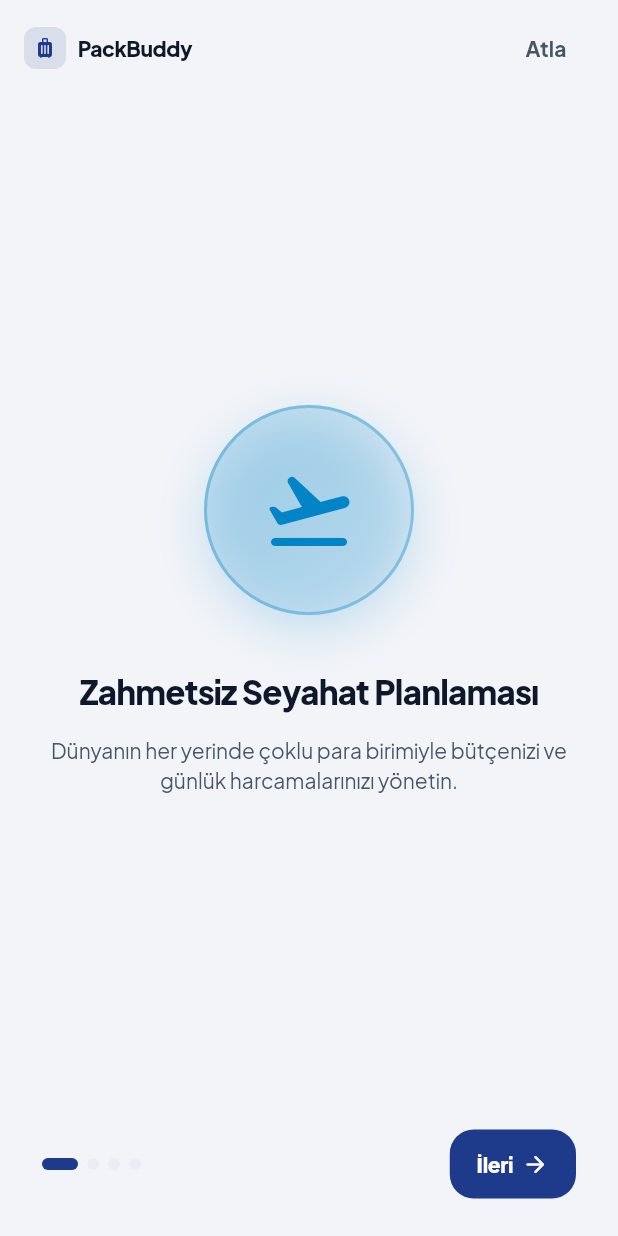
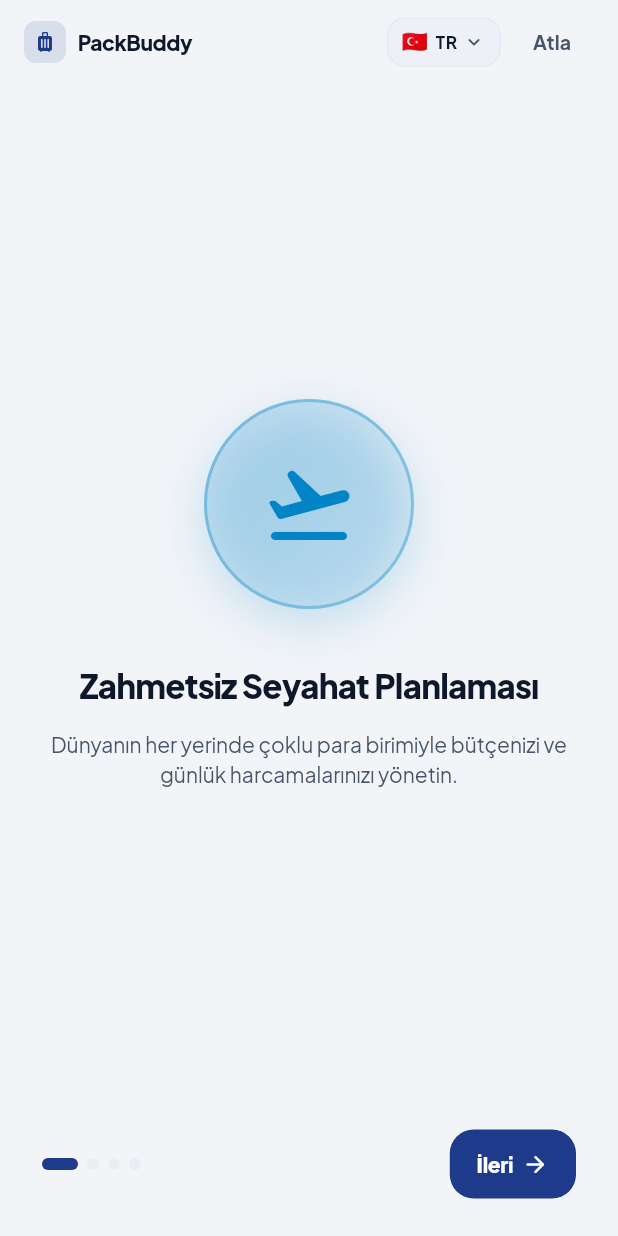
Before and after one commit to SleepyHeadAI/packbuddy, a Flutter app: the screen it shows after launch, on a phone screen of 412 x 824 dp. Run offline on Flutter 3.47's test engine with Material 3 defaults, Android fonts, the phone set to English and light mode, and no system bars; our stand-ins replace cloud_firestore, connectivity_plus, file_picker, firebase_auth, firebase_core, flutter_local_notifications and 12 more; missing offline and left inert: countries_world_map, encrypt, home_widget, pdfx, posthog_flutter; accounts and stored records are empty; network calls fail.

Commit message:
feat: add core infrastructure including sync engine, language selector sheet, and admin services

```diff
--- a/lib/features/onboarding/presentation/screens/onboarding_screen.dart
+++ b/lib/features/onboarding/presentation/screens/onboarding_screen.dart
@@ -1,4 +1,8 @@
 import 'package:flutter/material.dart';
+import 'package:flutter_riverpod/flutter_riverpod.dart';
+import 'package:packbuddy/core/l10n/l10n.dart';
+import 'package:packbuddy/core/l10n/locale_provider.dart';
+import 'package:packbuddy/core/l10n/language_selector_sheet.dart';
 import 'package:packbuddy/core/services/preferences_service.dart';
 import 'package:packbuddy/l10n/app_localizations.dart';
 
@@ -21,7 +25,7 @@ class OnboardingPageData {
 }
 
 /// Interactive First-Time Walkthrough & App Tour (Feature F-13)
-class OnboardingScreen extends StatefulWidget {
+class OnboardingScreen extends ConsumerStatefulWidget {
   final bool isReplay;
   final VoidCallback? onCompleted;
 
@@ -32,10 +36,10 @@ class OnboardingScreen extends StatefulWidget {
   });
 
   @override
-  State<OnboardingScreen> createState() => _OnboardingScreenState();
+  ConsumerState<OnboardingScreen> createState() => _OnboardingScreenState();
 }
 
-class _OnboardingScreenState extends State<OnboardingScreen> {
+class _OnboardingScreenState extends ConsumerState<OnboardingScreen> {
   final PageController _pageController = PageController();
   int _currentPage = 0;
 
@@ -139,7 +143,9 @@ class _OnboardingScreenState extends State<OnboardingScreen> {
   @override
   Widget build(BuildContext context) {
     final theme = Theme.of(context);
+    final isDark = theme.brightness == Brightness.dark;
     final l10n = AppLocalizations.of(context);
+    final activeLocale = ref.watch(localeProvider);
 
     final isLastPage = _currentPage == _pages.length - 1;
 
@@ -148,7 +154,7 @@ class _OnboardingScreenState extends State<OnboardingScreen> {
       body: SafeArea(
         child: Column(
           children: [
-            // Top Bar with Skip Button
+            // Top Bar with App Branding, Language Selector Pill and Skip Button
             Padding(
               padding: const EdgeInsets.symmetric(horizontal: 16, vertical: 8),
               child: Row(
@@ -182,15 +188,71 @@ class _OnboardingScreenState extends State<OnboardingScreen> {
                       ),
                     ],
                   ),
+
+                  // Top Right Action Cluster: Language Switcher Pill + Skip Button
+                  Row(
+                    mainAxisSize: MainAxisSize.min,
+                    children: [
+                      // Language Selector Pill
+                      InkWell(
+                        borderRadius: BorderRadius.circular(12),
+                        onTap: () => showLanguageSelectorSheet(context, ref, activeLocale),
+                        child: Container(
+                          padding: const EdgeInsets.symmetric(horizontal: 9, vertical: 5),
+                          decoration: BoxDecoration(
+                            color: isDark
+                                ? theme.colorScheme.surfaceContainerHighest
+                                : theme.colorScheme.surfaceContainerHighest.withValues(alpha: 0.6),
+                            borderRadius: BorderRadius.circular(12),
+                            border: Border.all(
+                              color: theme.colorScheme.outline.withValues(alpha: 0.5),
+                              width: 1,
+                            ),
+                          ),
+                          child: Row(
+                            mainAxisSize: MainAxisSize.min,
+                            children: [
+                              Text(
+                                L10n.getLanguageFlag(activeLocale.languageCode),
+                                style: const TextStyle(fontSize: 14),
+                              ),
+                              const SizedBox(width: 5),
+                              Text(
+                                activeLocale.languageCode.toUpperCase(),
+                                style: TextStyle(
+                                  fontSize: 11.5,
+                                  fontWeight: FontWeight.w700,
+                                  letterSpacing: 0.4,
+                                  color: theme.colorScheme.onSurface,
+                                ),
+                              ),
+                              const SizedBox(width: 3),
+                              Icon(
+                                Icons.keyboard_arrow_down_rounded,
+                                size: 16,
+                                color: theme.colorScheme.onSurfaceVariant,
+                              ),
+                            ],
+                          ),
+                        ),
+                      ),
+                      const SizedBox(width: 6),
                       TextButton(
                         onPressed: _completeOnboarding,
+                        style: TextButton.styleFrom(
+                          padding: const EdgeInsets.symmetric(horizontal: 10, vertical: 6),
+                          visualDensity: VisualDensity.compact,
+                        ),
                         child: Text(
                           l10n?.skip ?? 'Skip',
                           style: TextStyle(
                             fontWeight: FontWeight.w700,
+                            fontSize: 13,
                             color: theme.colorScheme.onSurfaceVariant,
                           ),
                         ),
+                      ),
+                    ],
                   ),
                 ],
               ),
```
Also changed, not shown: lib/core/l10n/language_selector_sheet.dart (added, +121 -0 lines), lib/data/sync_engine/sync_engine.dart (+23 -2 lines), lib/features/admin/admin_service.dart (+9 -2 lines), 3 other files. Lines whose indentation alone changed are shown as unchanged.
